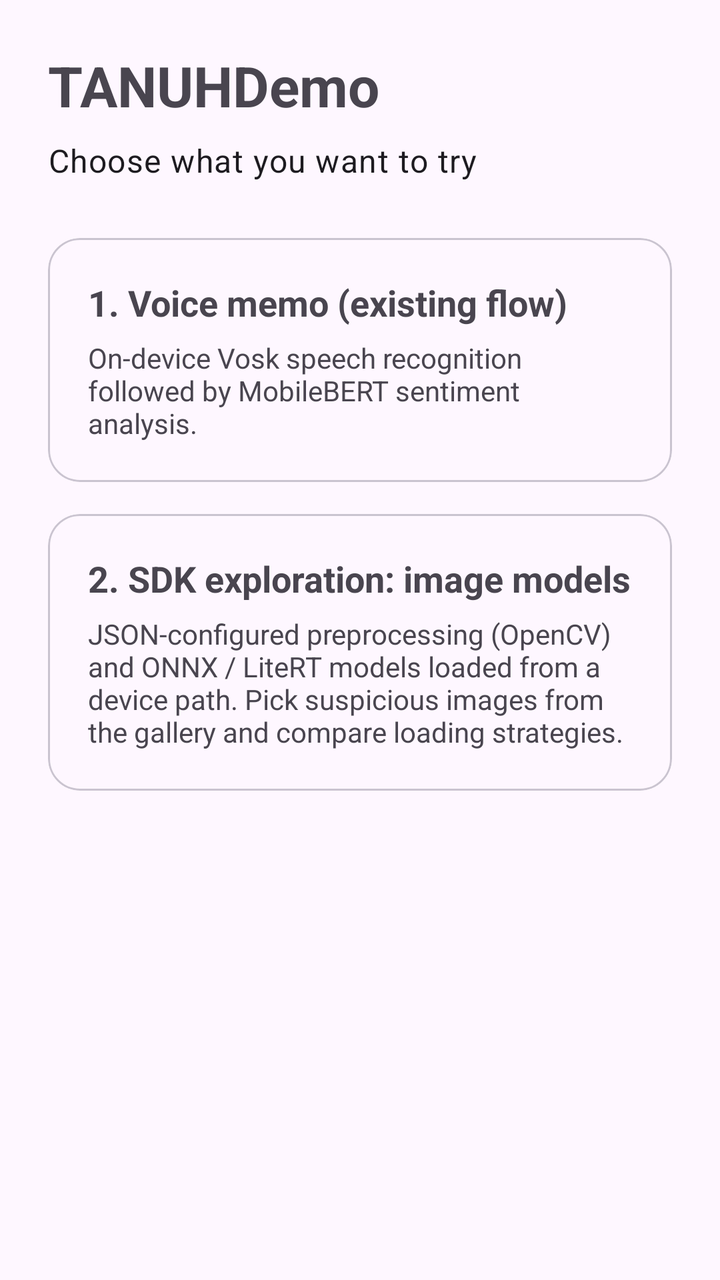
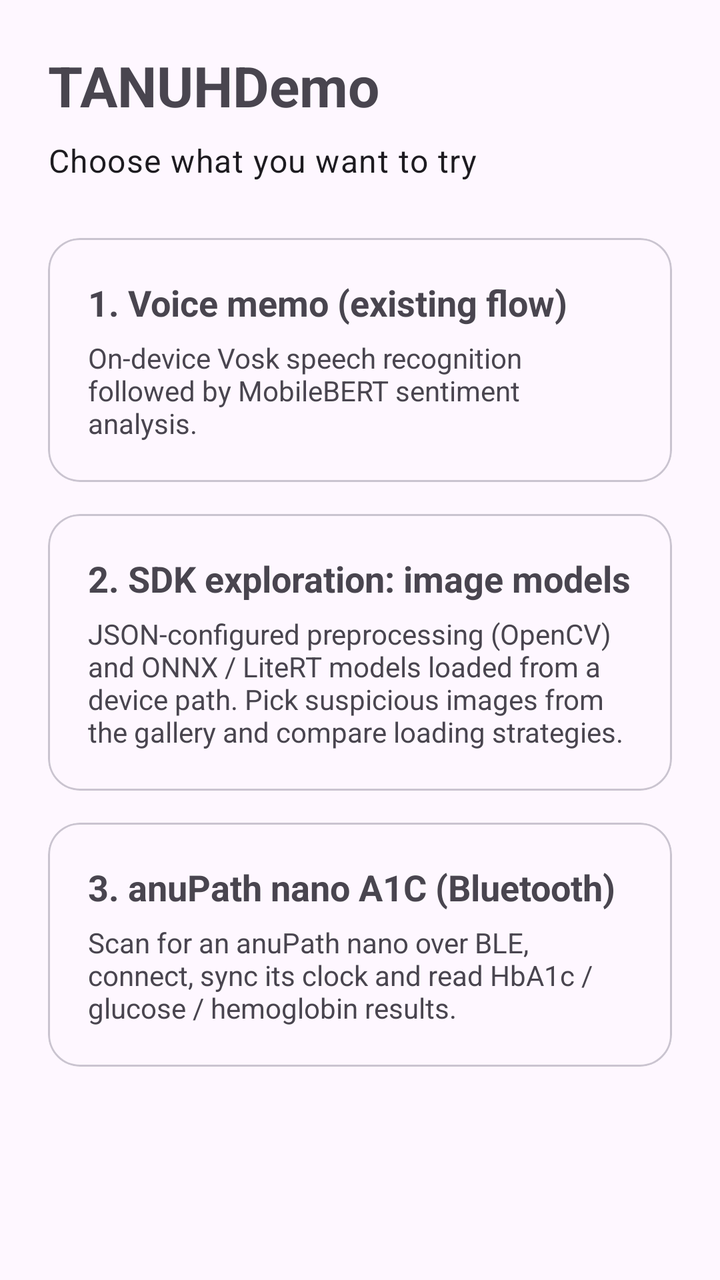

Before-and-after screenshots of an Android layout around one commit, followed by the original layout XML and the change that was made.
<!-- AndroidManifest.xml: application theme Theme.TANUHDemo -->
<!-- res/layout/activity_launcher.xml -->
<?xml version="1.0" encoding="utf-8"?>
<ScrollView xmlns:android="http://schemas.android.com/apk/res/android"
    xmlns:app="http://schemas.android.com/apk/res-auto"
    android:id="@+id/launcherRoot"
    android:layout_width="match_parent"
    android:layout_height="match_parent"
    android:fillViewport="true">

    <LinearLayout
        android:layout_width="match_parent"
        android:layout_height="wrap_content"
        android:orientation="vertical"
        android:padding="24dp">

        <TextView
            android:layout_width="match_parent"
            android:layout_height="wrap_content"
            android:text="@string/app_name"
            android:textSize="28sp"
            android:textStyle="bold" />

        <TextView
            android:layout_width="match_parent"
            android:layout_height="wrap_content"
            android:layout_marginTop="8dp"
            android:text="@string/launcher_subtitle"
            android:textAppearance="@style/TextAppearance.MaterialComponents.Body1" />

        <com.google.android.material.card.MaterialCardView
            android:id="@+id/voiceMemoCard"
            android:layout_width="match_parent"
            android:layout_height="wrap_content"
            android:layout_marginTop="28dp"
            android:clickable="true"
            android:focusable="true"
            app:cardCornerRadius="16dp"
            app:strokeWidth="1dp">

            <LinearLayout
                android:layout_width="match_parent"
                android:layout_height="wrap_content"
                android:orientation="vertical"
                android:padding="20dp">

                <TextView
                    android:layout_width="match_parent"
                    android:layout_height="wrap_content"
                    android:text="@string/launcher_option_voice_title"
                    android:textSize="18sp"
                    android:textStyle="bold" />

                <TextView
                    android:layout_width="match_parent"
                    android:layout_height="wrap_content"
                    android:layout_marginTop="6dp"
                    android:text="@string/launcher_option_voice_desc" />
            </LinearLayout>
        </com.google.android.material.card.MaterialCardView>

        <com.google.android.material.card.MaterialCardView
            android:id="@+id/sdkTestCard"
            android:layout_width="match_parent"
            android:layout_height="wrap_content"
            android:layout_marginTop="16dp"
            android:clickable="true"
            android:focusable="true"
            app:cardCornerRadius="16dp"
            app:strokeWidth="1dp">

            <LinearLayout
                android:layout_width="match_parent"
                android:layout_height="wrap_content"
                android:orientation="vertical"
                android:padding="20dp">

                <TextView
                    android:layout_width="match_parent"
                    android:layout_height="wrap_content"
                    android:text="@string/launcher_option_sdk_title"
                    android:textSize="18sp"
                    android:textStyle="bold" />

                <TextView
                    android:layout_width="match_parent"
                    android:layout_height="wrap_content"
                    android:layout_marginTop="6dp"
                    android:text="@string/launcher_option_sdk_desc" />
            </LinearLayout>
        </com.google.android.material.card.MaterialCardView>
    </LinearLayout>
</ScrollView>
<!-- resources referenced by this layout -->
<resources>
  <string name="app_name">TANUHDemo</string>
  <string name="launcher_option_sdk_desc">JSON-configured preprocessing (OpenCV) and ONNX / LiteRT models loaded from a device path. Pick suspicious images from the gallery and compare loading strategies.</string>
  <string name="launcher_option_sdk_title">2. SDK exploration: image models</string>
  <string name="launcher_option_voice_desc">On-device Vosk speech recognition followed by MobileBERT sentiment analysis.</string>
  <string name="launcher_option_voice_title">1. Voice memo (existing flow)</string>
  <string name="launcher_subtitle">Choose what you want to try</string>
  <style name="Theme.TANUHDemo" parent="Base.Theme.TANUHDemo" />
  <style name="Base.Theme.TANUHDemo" parent="Theme.Material3.DayNight.NoActionBar">
          
          
      </style>
</resources>

<!-- the commit's change to res/layout/activity_launcher.xml (unified diff, before → after) -->
@@ -87,5 +87,36 @@
                     android:text="@string/launcher_option_sdk_desc" />
             </LinearLayout>
         </com.google.android.material.card.MaterialCardView>
+
+        <com.google.android.material.card.MaterialCardView
+            android:id="@+id/anuPathCard"
+            android:layout_width="match_parent"
+            android:layout_height="wrap_content"
+            android:layout_marginTop="16dp"
+            android:clickable="true"
+            android:focusable="true"
+            app:cardCornerRadius="16dp"
+            app:strokeWidth="1dp">
+
+            <LinearLayout
+                android:layout_width="match_parent"
+                android:layout_height="wrap_content"
+                android:orientation="vertical"
+                android:padding="20dp">
+
+                <TextView
+                    android:layout_width="match_parent"
+                    android:layout_height="wrap_content"
+                    android:text="@string/launcher_option_anupath_title"
+                    android:textSize="18sp"
+                    android:textStyle="bold" />
+
+                <TextView
+                    android:layout_width="match_parent"
+                    android:layout_height="wrap_content"
+                    android:layout_marginTop="6dp"
+                    android:text="@string/launcher_option_anupath_desc" />
+            </LinearLayout>
+        </com.google.android.material.card.MaterialCardView>
     </LinearLayout>
 </ScrollView>
<!-- resource entries referenced after the edit -->
@@ -1,6 +1,8 @@
 <!-- resources referenced by this layout -->
 <resources>
   <string name="app_name">TANUHDemo</string>
+  <string name="launcher_option_anupath_desc">Scan for an anuPath nano over BLE, connect, sync its clock and read HbA1c / glucose / hemoglobin results.</string>
+  <string name="launcher_option_anupath_title">3. anuPath nano A1C (Bluetooth)</string>
   <string name="launcher_option_sdk_desc">JSON-configured preprocessing (OpenCV) and ONNX / LiteRT models loaded from a device path. Pick suspicious images from the gallery and compare loading strategies.</string>
   <string name="launcher_option_sdk_title">2. SDK exploration: image models</string>
   <string name="launcher_option_voice_desc">On-device Vosk speech recognition followed by MobileBERT sentiment analysis.</string>
